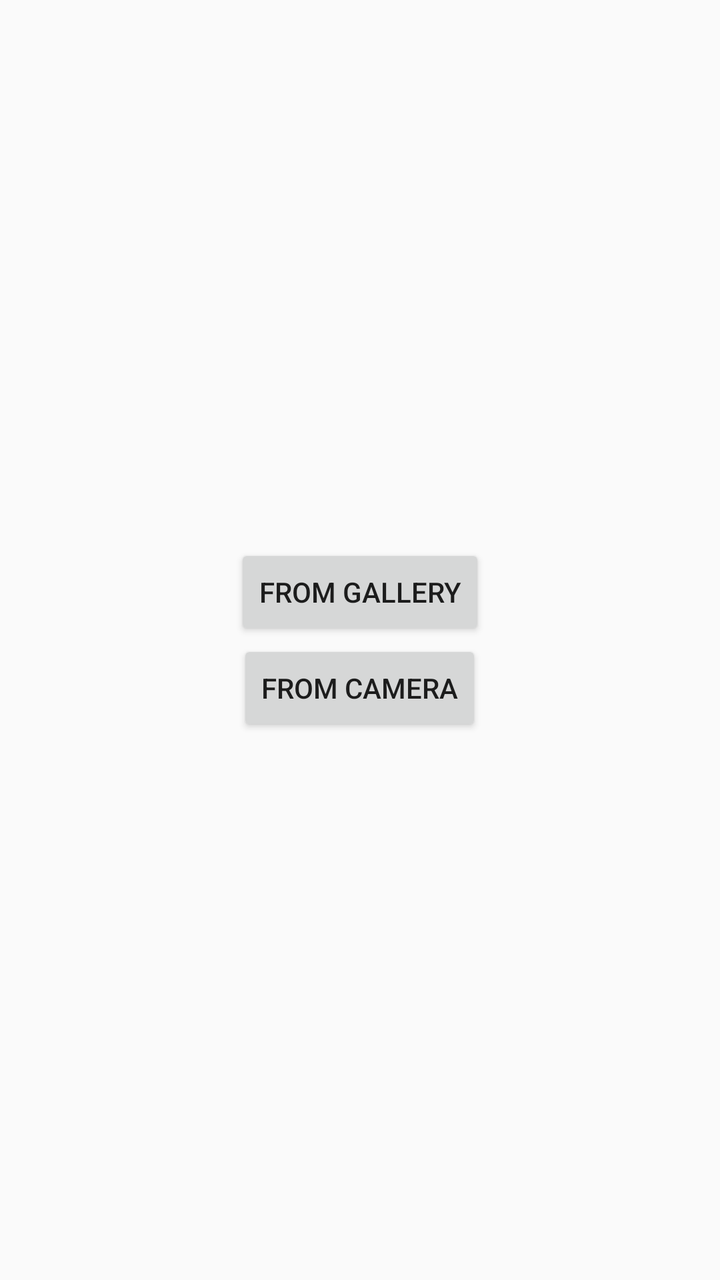
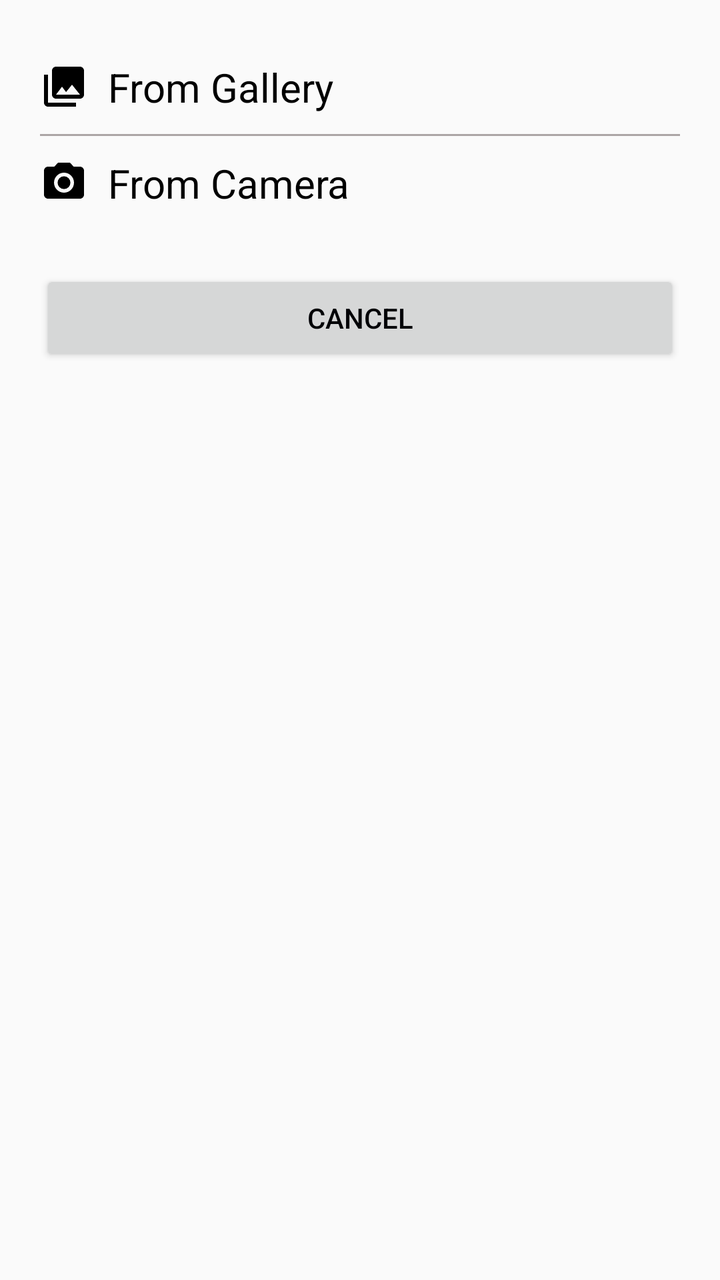

Before-and-after screenshots of an Android layout around one commit, followed by the original layout XML and the change that was made.
<!-- AndroidManifest.xml: application theme AppTheme -->
<!-- res/layout/mode_takepic.xml -->
<?xml version="1.0" encoding="utf-8"?>
<LinearLayout xmlns:android="http://schemas.android.com/apk/res/android"
    android:layout_width="match_parent"
    android:layout_height="wrap_content"
    android:gravity="center"
    android:orientation="vertical">

    <Button
        android:id="@+id/gallery"
        android:layout_width="wrap_content"
        android:layout_height="wrap_content"
        android:text="From Gallery" />

    <Button
        android:id="@+id/camera"
        android:layout_width="wrap_content"
        android:layout_height="wrap_content"
        android:text="From Camera" />

</LinearLayout>
<!-- resources referenced by this layout -->
<resources>
  <style name="AppTheme" parent="Theme.AppCompat.Light.DarkActionBar">
          
          <item name="windowNoTitle">true</item>
          <item name="windowActionBar">false</item>
          <item name="colorPrimary">@color/colorPrimary</item>
          <item name="colorPrimaryDark">@color/colorPrimaryDark</item>
          <item name="colorAccent">@color/colorAccent</item>
      </style>
  <color name="colorPrimary">#124514</color>
  <color name="colorPrimaryDark">#303F9F</color>
  <color name="colorAccent">#000105</color>
</resources>

<!-- the commit's change to res/layout/mode_takepic.xml (unified diff, before → after) -->
@@ -1,20 +1,66 @@
 <?xml version="1.0" encoding="utf-8"?>
 <LinearLayout xmlns:android="http://schemas.android.com/apk/res/android"
     android:layout_width="match_parent"
-    android:layout_height="wrap_content"
-    android:gravity="center"
-    android:orientation="vertical">
+    android:layout_height="match_parent"
+    android:orientation="vertical"
+    android:padding="20dp">
+
+    <LinearLayout
+        android:id="@+id/gallery"
+        android:layout_width="match_parent"
+        android:layout_height="wrap_content"
+        android:orientation="horizontal">
+
+        <ImageView
+            android:layout_width="wrap_content"
+            android:layout_height="wrap_content"
+            android:layout_gravity="center"
+            android:src="@drawable/ic_menu_gallery" />
+
+        <TextView
+            android:layout_width="wrap_content"
+            android:layout_height="wrap_content"
+            android:layout_margin="10dp"
+            android:text="From Gallery"
+            android:textColor="#000000"
+            android:textSize="20dp" />
+    </LinearLayout>
+
+    <View
+        android:layout_width="match_parent"
+        android:layout_height="1dp"
+        android:layout_below="@+id/hader2"
+        android:background="#aca6a6" />
+
+    <LinearLayout
+        android:id="@+id/camera"
+        android:layout_width="match_parent"
+        android:layout_height="wrap_content"
+        android:orientation="horizontal">
+
+        <ImageView
+            android:layout_width="wrap_content"
+            android:layout_height="wrap_content"
+            android:layout_gravity="center"
+            android:src="@drawable/ic_menu_camera" />
+
+        <TextView
+            android:layout_width="wrap_content"
+            android:layout_height="wrap_content"
+            android:layout_margin="10dp"
+            android:text="From Camera"
+            android:textColor="#000000"
+            android:textSize="20dp" />
+    </LinearLayout>
 
     <Button
-        android:id="@+id/gallery"
-        android:layout_width="wrap_content"
+        android:id="@+id/CAncel"
+        android:layout_width="match_parent"
         android:layout_height="wrap_content"
-        android:text="From Gallery" />
-
-    <Button
-        android:id="@+id/camera"
-        android:layout_width="wrap_content"
-        android:layout_height="wrap_content"
-        android:text="From Camera" />
+        android:layout_gravity="center_horizontal"
+        android:layout_marginTop="20dp"
+        android:elevation="10dp"
+        android:text="CANCEL"
+        android:textColor="@color/colorAccent" />
 
 </LinearLayout>
<!-- resource entries referenced after the edit -->
@@ -4,12 +4,35 @@
           
           <item name="windowNoTitle">true</item>
           <item name="windowActionBar">false</item>
-          <item name="colorPrimary">@color/colorPrimary</item>
+          <item name="colorPrimary">@color/light_blue_800</item>
           <item name="colorPrimaryDark">@color/colorPrimaryDark</item>
           <item name="colorAccent">@color/colorAccent</item>
       </style>
-  <color name="colorPrimary">#124514</color>
+  <color name="light_blue_800">#0277bd</color>
   <color name="colorPrimaryDark">#303F9F</color>
   <color name="colorAccent">#000105</color>
+  <!-- drawable ic_menu_camera (drawable-v21) -->
+  <vector xmlns:android="http://schemas.android.com/apk/res/android"
+      android:width="24dp"
+      android:height="24dp"
+      android:viewportHeight="24.0"
+      android:viewportWidth="24.0">
+      <path
+          android:fillColor="#FF000000"
+          android:pathData="M12,12m-3.2,0a3.2,3.2 0,1 1,6.4 0a3.2,3.2 0,1 1,-6.4 0" />
+      <path
+          android:fillColor="#FF000000"
+          android:pathData="M9,2L7.17,4H4c-1.1,0 -2,0.9 -2,2v12c0,1.1 0.9,2 2,2h16c1.1,0 2,-0.9 2,-2V6c0,-1.1 -0.9,-2 -2,-2h-3.17L15,2H9zm3,15c-2.76,0 -5,-2.24 -5,-5s2.24,-5 5,-5 5,2.24 5,5 -2.24,5 -5,5z" />
+  </vector>
+  <!-- drawable ic_menu_gallery (drawable-v21) -->
+  <vector xmlns:android="http://schemas.android.com/apk/res/android"
+      android:width="24dp"
+      android:height="24dp"
+      android:viewportHeight="24.0"
+      android:viewportWidth="24.0">
+      <path
+          android:fillColor="#FF000000"
+          android:pathData="M22,16V4c0,-1.1 -0.9,-2 -2,-2H8c-1.1,0 -2,0.9 -2,2v12c0,1.1 0.9,2 2,2h12c1.1,0 2,-0.9 2,-2zm-11,-4l2.03,2.71L16,11l4,5H8l3,-4zM2,6v14c0,1.1 0.9,2 2,2h14v-2H4V6H2z" />
+  </vector>
 </resources>
 
